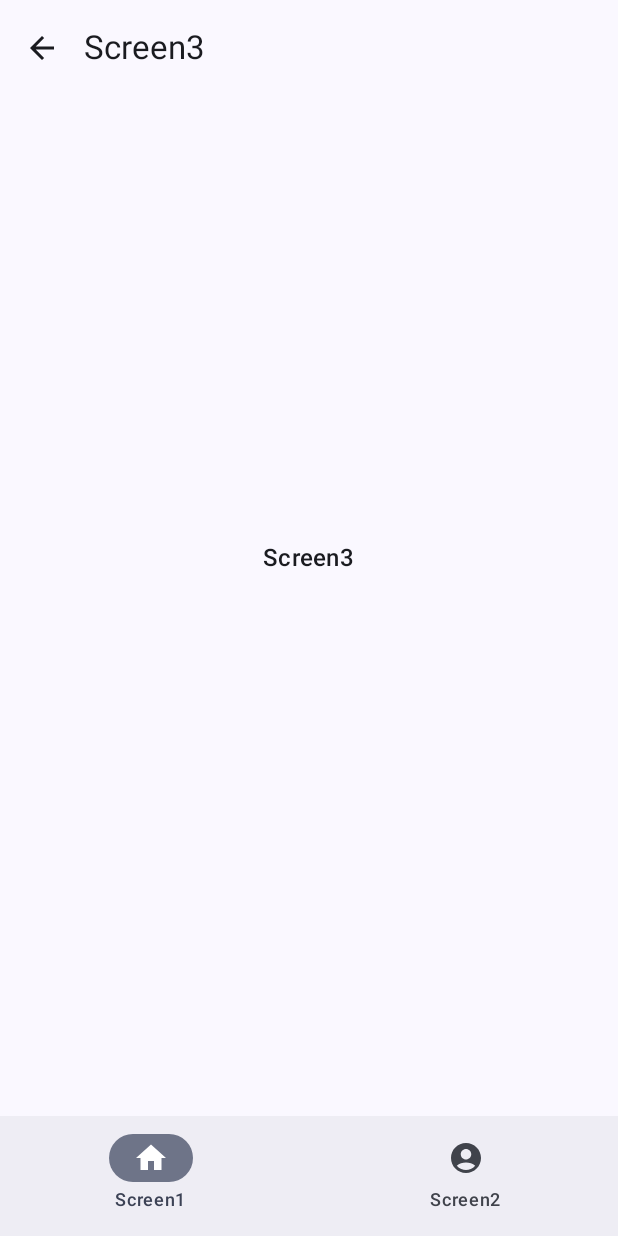
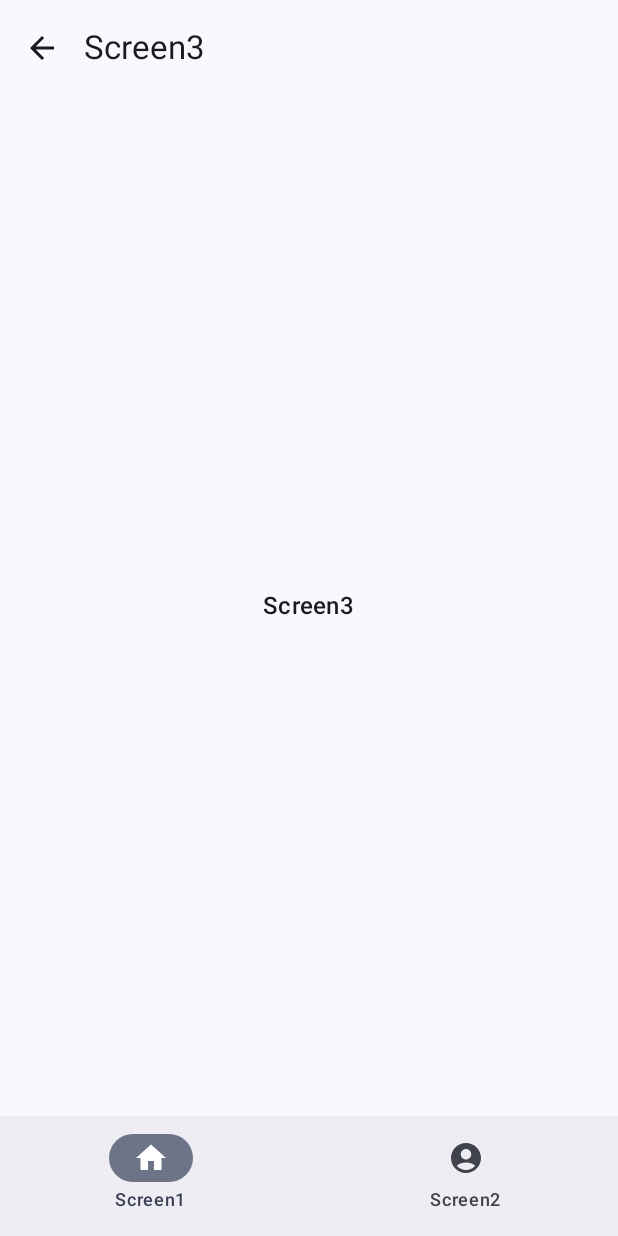
Before and after one commit to yuta0124/MetroSample, an Android app built with Jetpack Compose: the screen it shows after launch (MainActivity), after a tap on "to Screen3", on a phone screen of 412 x 824 dp. Run offline under Robolectric (Android 15) with nearby library versions, the phone set to English and light mode, and no system bars; our stand-ins replace Navigation 3.

Commit message:
リファクタリング

```diff
--- a/app/src/main/java/com/example/metrosample/MainActivity.kt
+++ b/app/src/main/java/com/example/metrosample/MainActivity.kt
@@ -32,7 +32,7 @@ class MainActivity : ComponentActivity() {
         setContent {
             val appNavigationState: AppNavigationState = rememberAppNavigationState()
 
-            BackHandler(enabled = true) {
+            BackHandler(enabled = appNavigationState.canHandleBackPress) {
                 appNavigationState.handleBackPress()
             }
 
--- a/app/src/main/java/com/example/metrosample/navigation/AppNavigationState.kt
+++ b/app/src/main/java/com/example/metrosample/navigation/AppNavigationState.kt
@@ -1,6 +1,7 @@
 package com.example.metrosample.navigation
 
 import androidx.compose.runtime.Composable
+import androidx.compose.runtime.Stable
 import androidx.compose.runtime.getValue
 import androidx.compose.runtime.mutableStateOf
 import androidx.compose.runtime.retain.retain
@@ -18,11 +19,12 @@ class AppNavigationState(
     var currentTab: BottomNavKey by mutableStateOf(initialTab)
         private set
 
-    val currentBackStack: NavBackStack<NavKey>
-        get() = when (currentTab) {
-            BottomNavKey.Screen1 -> tab1BackStack
-            BottomNavKey.Screen2 -> tab2BackStack
-        }
+    val currentBackStack: NavBackStack<NavKey> = when (currentTab) {
+        BottomNavKey.Screen1 -> tab1BackStack
+        BottomNavKey.Screen2 -> tab2BackStack
+    }
+
+    val canHandleBackPress: Boolean = currentTab != BottomNavKey.Screen1 || tab1BackStack.size > 1
 
     fun selectTab(tab: BottomNavKey) {
         currentTab = tab
--- a/app/src/main/java/com/example/metrosample/screen/Screen1.kt
+++ b/app/src/main/java/com/example/metrosample/screen/Screen1.kt
@@ -5,6 +5,7 @@ import androidx.compose.foundation.layout.Column
 import androidx.compose.foundation.layout.Spacer
 import androidx.compose.foundation.layout.fillMaxSize
 import androidx.compose.foundation.layout.height
+import androidx.compose.foundation.layout.padding
 import androidx.compose.material3.Button
 import androidx.compose.material3.MaterialTheme
 import androidx.compose.material3.Text
@@ -34,9 +35,9 @@ private fun Screen1(
     modifier: Modifier = Modifier,
     navigationToScreen3: () -> Unit,
 ) {
-    ScaffoldTopAppBar(title = "Screen1") {
+    ScaffoldTopAppBar(title = "Screen1") { innerPadding ->
         Column(
-            modifier = modifier.fillMaxSize(),
+            modifier = modifier.fillMaxSize().padding(innerPadding),
             verticalArrangement = Arrangement.Center,
             horizontalAlignment = Alignment.CenterHorizontally,
         ) {
--- a/app/src/main/java/com/example/metrosample/screen/Screen2.kt
+++ b/app/src/main/java/com/example/metrosample/screen/Screen2.kt
@@ -5,6 +5,7 @@ import androidx.compose.foundation.layout.Column
 import androidx.compose.foundation.layout.Spacer
 import androidx.compose.foundation.layout.fillMaxSize
 import androidx.compose.foundation.layout.height
+import androidx.compose.foundation.layout.padding
 import androidx.compose.material3.Button
 import androidx.compose.material3.MaterialTheme
 import androidx.compose.material3.Text
@@ -37,9 +38,9 @@ private fun Screen2(
     ScaffoldTopAppBar(
         title = "Screen2",
         onBackPreseed = null,
-    ) {
+    ) { innerPadding ->
         Column(
-            modifier = modifier.fillMaxSize(),
+            modifier = modifier.fillMaxSize().padding(innerPadding),
             verticalArrangement = Arrangement.Center,
             horizontalAlignment = Alignment.CenterHorizontally,
         ) {
--- a/app/src/main/java/com/example/metrosample/screen/Screen3.kt
+++ b/app/src/main/java/com/example/metrosample/screen/Screen3.kt
@@ -3,6 +3,7 @@ package com.example.metrosample.screen
 import androidx.compose.foundation.layout.Arrangement
 import androidx.compose.foundation.layout.Column
 import androidx.compose.foundation.layout.fillMaxSize
+import androidx.compose.foundation.layout.padding
 import androidx.compose.material3.MaterialTheme
 import androidx.compose.material3.Text
 import androidx.compose.runtime.Composable
@@ -36,9 +37,9 @@ private fun Screen3(
     ScaffoldTopAppBar(
         title = "Screen3",
         onBackPreseed = onBackPreseed,
-    ) {
+    ) { innerPadding ->
         Column(
-            modifier = modifier.fillMaxSize(),
+            modifier = modifier.fillMaxSize().padding(innerPadding),
             verticalArrangement = Arrangement.Center,
             horizontalAlignment = Alignment.CenterHorizontally,
         ) {
--- a/app/src/main/java/com/example/metrosample/screen/component/ScaffoldTopAppBar.kt
+++ b/app/src/main/java/com/example/metrosample/screen/component/ScaffoldTopAppBar.kt
@@ -1,5 +1,6 @@
 package com.example.metrosample.screen.component
 
+import androidx.compose.foundation.layout.PaddingValues
 import androidx.compose.material.icons.Icons
 import androidx.compose.material.icons.automirrored.filled.ArrowBack
 import androidx.compose.material3.ExperimentalMaterial3Api
@@ -17,7 +18,7 @@ fun ScaffoldTopAppBar(
     title: String,
     modifier: Modifier = Modifier,
     onBackPreseed: (() -> Unit)? = null,
-    content: @Composable () -> Unit,
+    content: @Composable (PaddingValues) -> Unit,
 ) {
     Scaffold(
         modifier = modifier,
@@ -36,7 +37,7 @@ fun ScaffoldTopAppBar(
                 }
             )
         }
-    ) {
-        content()
+    ) { innerPadding ->
+        content(innerPadding)
     }
 }
```
